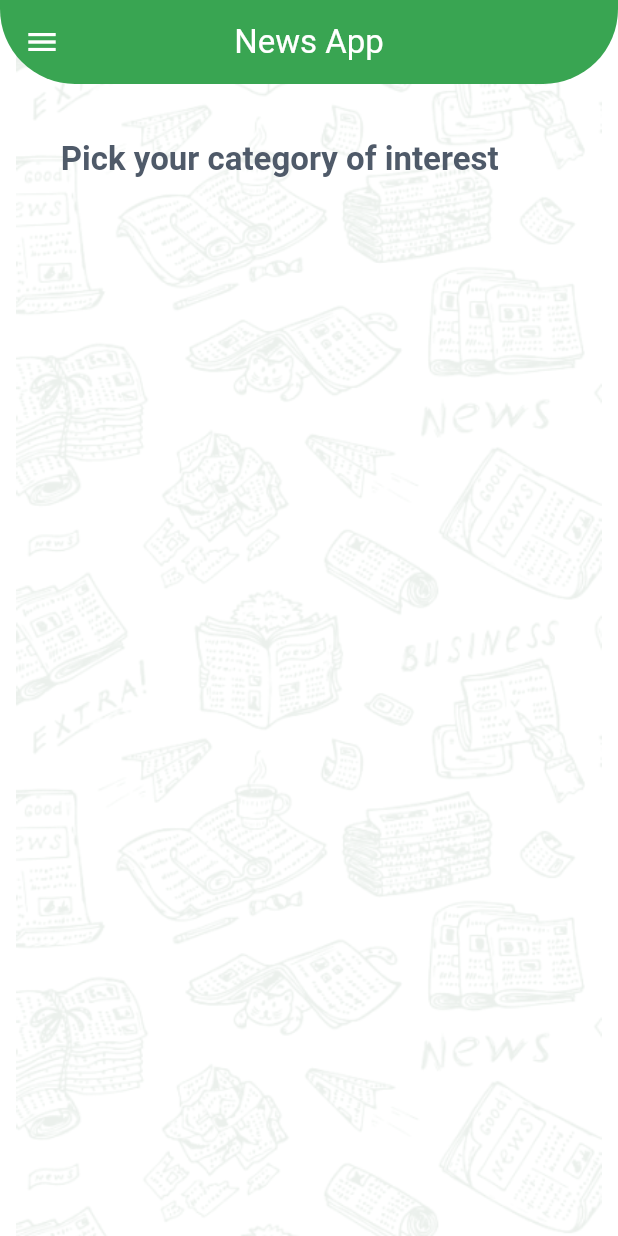
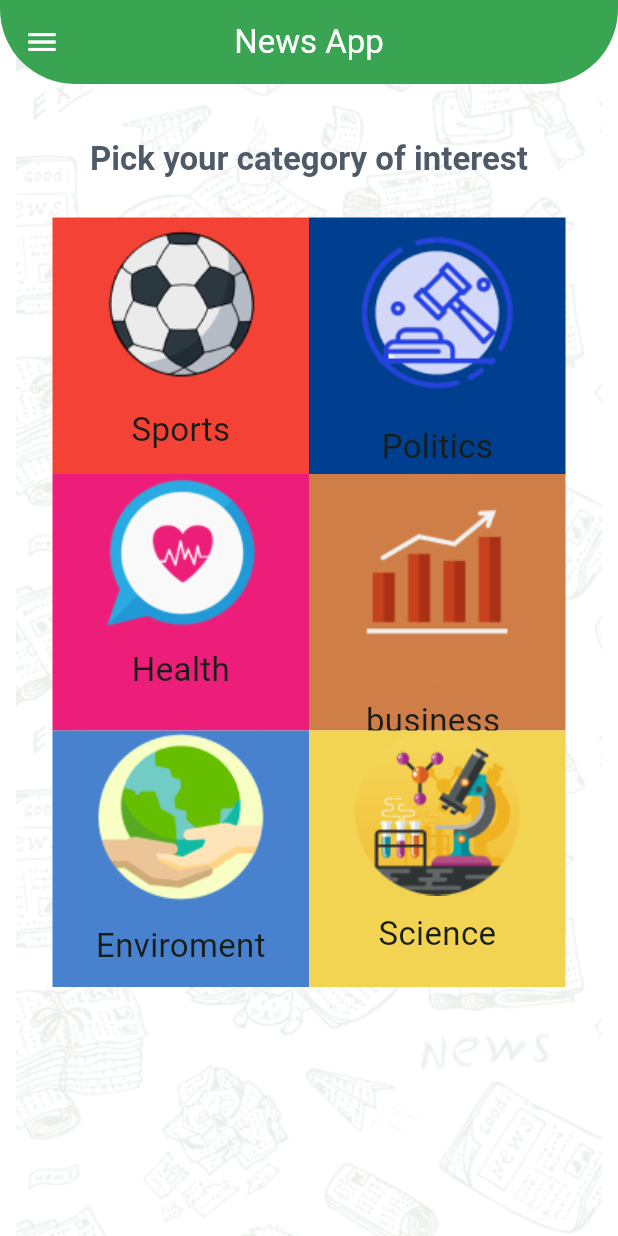
Before and after one commit to abdallahdewidar/newwaaapp, a Flutter app: the screen it shows after launch, on a phone screen of 412 x 824 dp. Run offline on Flutter 3.47's test engine with Material 3 defaults, Android fonts, the phone set to English and light mode, and no system bars; our stand-ins replace flutter_svg.

Commit message:
add ctgroies tab

```diff
--- /dev/null
+++ b/lib/Modle/catgroiesmodle.dart
@@ -0,0 +1,21 @@
+import 'dart:ui';
+
+import 'package:flutter/material.dart';
+
+  class catgroiesmodel{
+  String title;
+  String image;
+  Color background;
+  String id;
+  catgroiesmodel({required this.image,required this.background,required this.title,required this.id    });
+
+ static List<catgroiesmodel>cagtgrylistofmodel =[catgroiesmodel(image: "assets/images/sports.png", background: Colors.red, title:"Sports", id: 'sports'
+    ),catgroiesmodel(image: "assets/images/Politics.png", background:Color(0xff003E90) , title:"Politics" , id:"politics" ),
+   catgroiesmodel(image: "assets/images/health.png", background: Color(0xffED1E79), title: "Health", id: "health  "),
+   catgroiesmodel(image: "assets/images/bussines.png", background: Color(0xffCF7E48), title: "business ", id: "business"),
+   catgroiesmodel(image: "assets/images/environment.png", background: Color(0xff4882CF), title: "Enviroment", id: "entertainment"),
+   catgroiesmodel(image: "assets/images/science.png", background: Color(0xffF2D352), title: "Science", id:"science" )
+
+  ];
+
+}
--- a/lib/ui/screens/Home screen.dart
+++ b/lib/ui/screens/Home screen.dart
@@ -1,6 +1,7 @@
 import 'dart:developer';
 
 import 'package:flutter/material.dart';
+import 'package:news_app/Modle/catgroiesmodle.dart';
 import 'package:news_app/ui/customDrawer.dart';
 import 'package:news_app/ui/wdigets/catgroies%20tab.dart';
 import 'package:news_app/ui/wdigets/settingstab.dart';
@@ -35,16 +36,19 @@ class _HomescreenState extends State<Homescreen> {
   }
 
   selecteddrawertab(menutab tab){
+    Navigator.pop(context);
     switch(tab){
 
       case menutab.Catogries:{
         selectedtab=catgriostab();
 
       }
+
 print("ssssssssssssssss");
       case menutab.Settings:{
         selectedtab=settingstab();
     }
+
     print("miiiiiiijbjs");
 setState(() {
 
--- /dev/null
+++ b/lib/ui/wdigets/catgory item.dart
@@ -0,0 +1,33 @@
+import 'package:flutter/material.dart';
+import 'package:news_app/Modle/catgroiesmodle.dart';
+
+import '../../Modle/catgroiesmodle.dart';
+import '../../Modle/catgroiesmodle.dart';
+import '../../Modle/catgroiesmodle.dart';
+
+class catgoryitem extends StatelessWidget {
+  final catgroiesmodel catgoriesmodel;
+  const catgoryitem({super.key, required this.catgoriesmodel});
+
+  @override
+  Widget build(BuildContext context) {
+    return Container(
+     decoration: BoxDecoration(
+       color: catgoriesmodel.background
+     ),
+      child: Column(children: [
+        Image.asset(catgoriesmodel.image),
+        SizedBox(height: 10,),
+        Text(catgoriesmodel.title,style: TextStyle(
+          fontWeight: FontWeight.w400
+              ,fontSize: 22
+
+        ),),
+
+
+      ],
+
+      ),
+    );
+  }
+}
--- a/lib/ui/wdigets/catgroies tab.dart
+++ b/lib/ui/wdigets/catgroies tab.dart
@@ -1,7 +1,14 @@
 import 'package:flutter/material.dart';
+import 'package:flutter/widgets.dart';
+import 'package:news_app/ui/wdigets/catgory%20item.dart';
+
+import '../../Modle/catgroiesmodle.dart';
 
 class catgriostab extends StatelessWidget {
-  const catgriostab({Key? key}) : super(key: key);
+
+  const catgriostab({Key? key, }) : super(key: key);
+
+
 
   @override
   Widget build(BuildContext context) {
@@ -10,6 +17,15 @@ class catgriostab extends StatelessWidget {
       child: Column(
         children: [
           Text(" Pick your category of interest " ,style: Theme.of(context).textTheme.headlineMedium,)
+          ,SizedBox(height: 26,),
+          Expanded(
+            flex: 2,
+            child: GridView.builder(itemBuilder: (context, index) => catgoryitem(catgoriesmodel:catgroiesmodel.cagtgrylistofmodel[index] )
+                ,  gridDelegate: SliverGridDelegateWithFixedCrossAxisCount(crossAxisCount: 2),
+              itemCount:catgroiesmodel.cagtgrylistofmodel.length
+              ),
+          )
+
         ],
       ),
     );
--- a/lib/ui/wdigets/drawertabs.dart
+++ b/lib/ui/wdigets/drawertabs.dart
@@ -13,7 +13,9 @@ class drawertabes extends StatelessWidget {
   @override
   Widget build(BuildContext context) {
     return InkWell(
-      onTap: (){},
+      onTap: (){
+        ontab();
+      },
       child: Padding(
         padding: const EdgeInsets.all(12.0),
         child: Row(children: [
```
Also changed, not shown: assets/images/Politics.png (added), assets/images/bussines.png (added), assets/images/environment.png (added), assets/images/health.png (added), assets/images/science.png (added), assets/images/sports.png (added).
